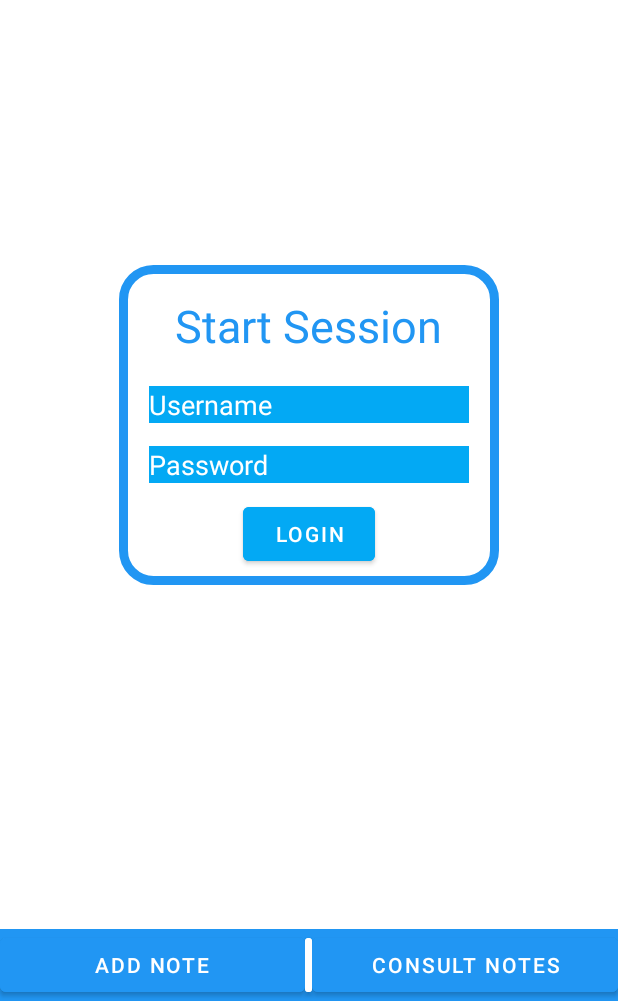
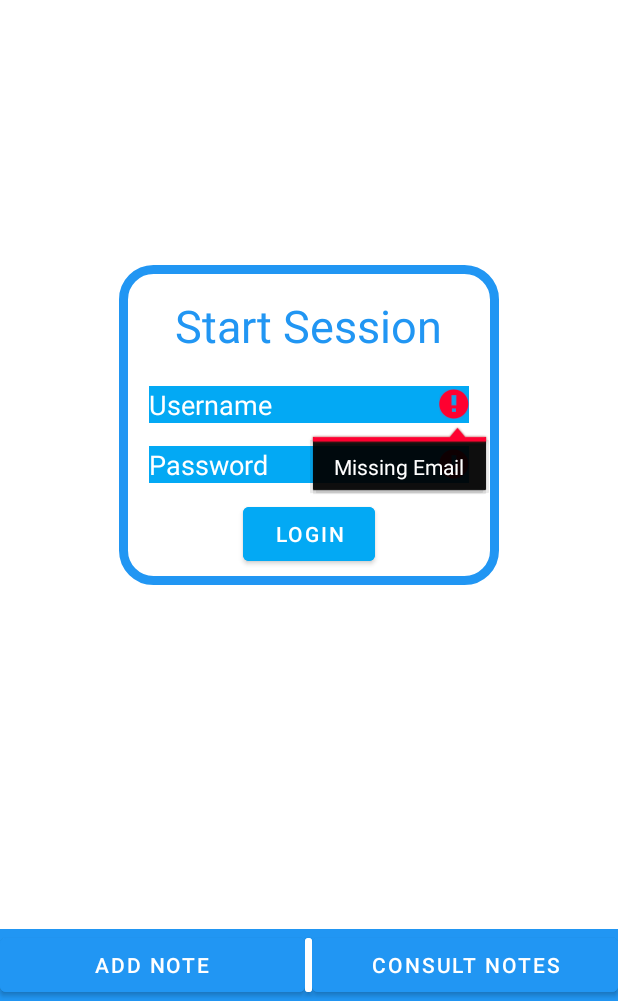
Before and after one commit to davidverde/SmartCities, an Android app: the screen it shows after launch (MainActivity), after a tap on "LOGIN", on a phone screen of 412 x 824 dp, the part 235-1236 px from its top. Run offline under Robolectric (Android 15) with nearby library versions, the light colour scheme and no system bars; our stand-ins replace Room's generated code.

Commit message:
Verificação de campos vazios

```diff
--- a/app/src/main/java/com/example/smartcities/MainActivity.kt
+++ b/app/src/main/java/com/example/smartcities/MainActivity.kt
@@ -94,10 +94,22 @@ class MainActivity : AppCompatActivity() {
 
     fun verificarLogin(view: View) {        // botao login - verificação
 
+        val emailVal = findViewById<EditText>(R.id.email)
+        val passVal = findViewById<EditText>(R.id.pass)
+
+        // Verificações de campos vazios
+
+            if(emailVal.text.isNullOrEmpty()){
+                emailVal.error = getString(R.string.erro_email)
+            }
+            if(passVal.text.isNullOrEmpty()){
+                passVal.error = getString(R.string.erro_pass)
+            }
+
+
 
         val request = ServiceBuilder.buildService(EndPoints::class.java)
         val call = request.postUtl("stania@ipvc.pt", "12345")
-
 
         call.enqueue(object : Callback<List<OutputPost>>{
 
--- a/app/src/main/res/layout/activity_main.xml
+++ b/app/src/main/res/layout/activity_main.xml
@@ -36,6 +36,7 @@
             />
 
         <EditText
+            android:id="@+id/email"
             android:layout_width="wrap_content"
             android:layout_height="wrap_content"
             android:hint="@string/user"
@@ -46,7 +47,7 @@
             android:inputType="text"/>
 
         <EditText
-            android:id="@+id/username"
+            android:id="@+id/pass"
             android:layout_width="wrap_content"
             android:layout_height="wrap_content"
             android:hint="@string/pass"
--- a/app/src/main/res/values/strings.xml
+++ b/app/src/main/res/values/strings.xml
@@ -17,4 +17,6 @@
     <string name="erro_edit_nota">Note not edited - missing data</string>
     <string name="miss_title">Missing Title</string>
     <string name="miss_description">Missing Description</string>
+    <string name="erro_email">Missing Email</string>
+    <string name="erro_pass">Missing Password</string>
 </resources>
```
